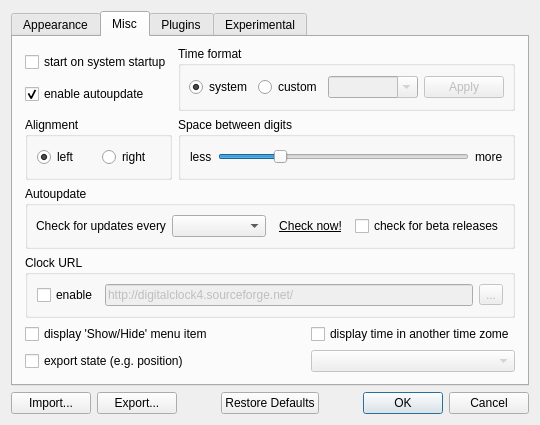
This is digital_clock/gui/settings_dialog.ui in Kolcha/DigitalClock4 as Qt 5 draws it before an edit. The edited form follows.
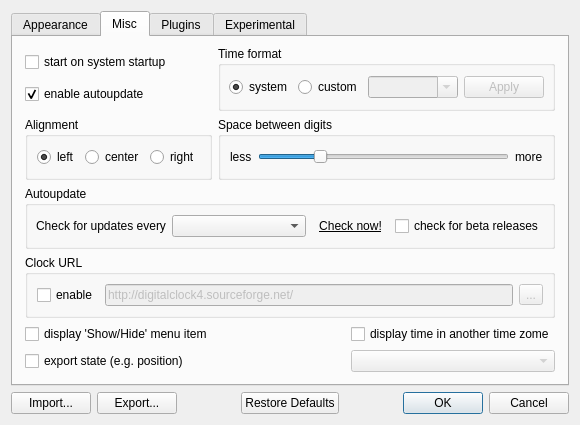
This is the edited form. The open tabs and pages were chosen to show the change. Icons and pictures are not drawn. Custom widgets are drawn as their Qt base class.

Commit message: support align center

The edit to the form file:
```diff
--- a/digital_clock/gui/settings_dialog.ui
+++ b/digital_clock/gui/settings_dialog.ui
@@ -659,6 +659,13 @@
             </property>
            </widget>
           </item>
+          <item>
+           <widget class="QRadioButton" name="align_center_rbtn">
+            <property name="text">
+             <string>center</string>
+            </property>
+           </widget>
+          </item>
           <item>
            <widget class="QRadioButton" name="align_right_rbtn">
             <property name="text">
```
The commit also changes 7 other files.
